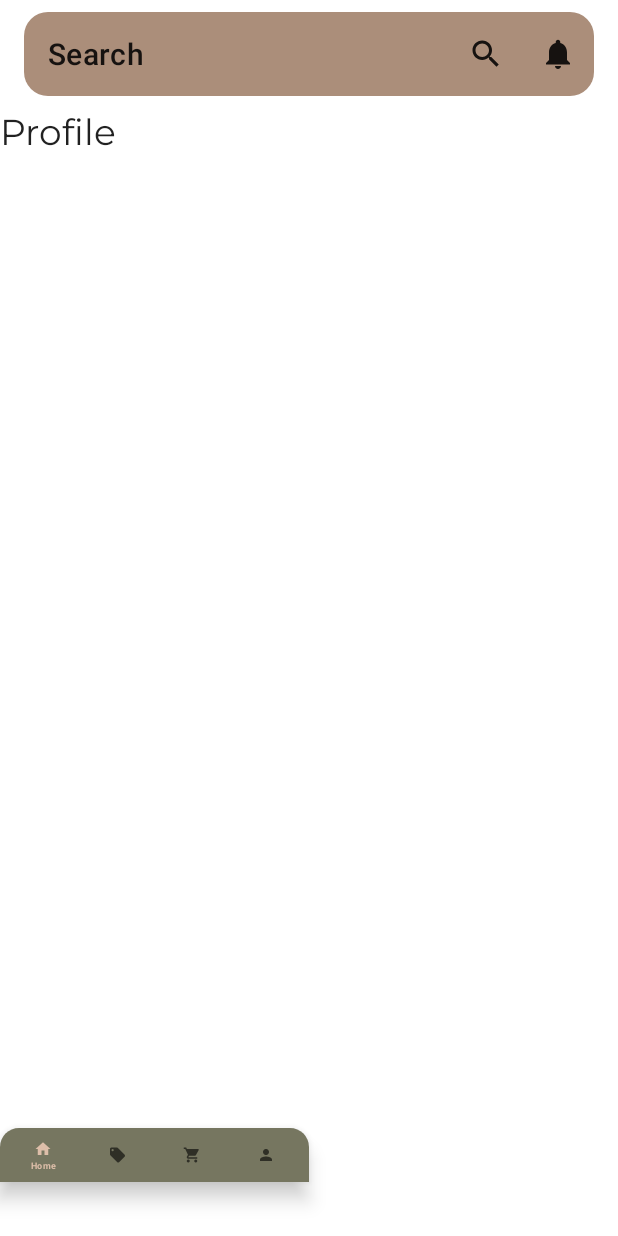
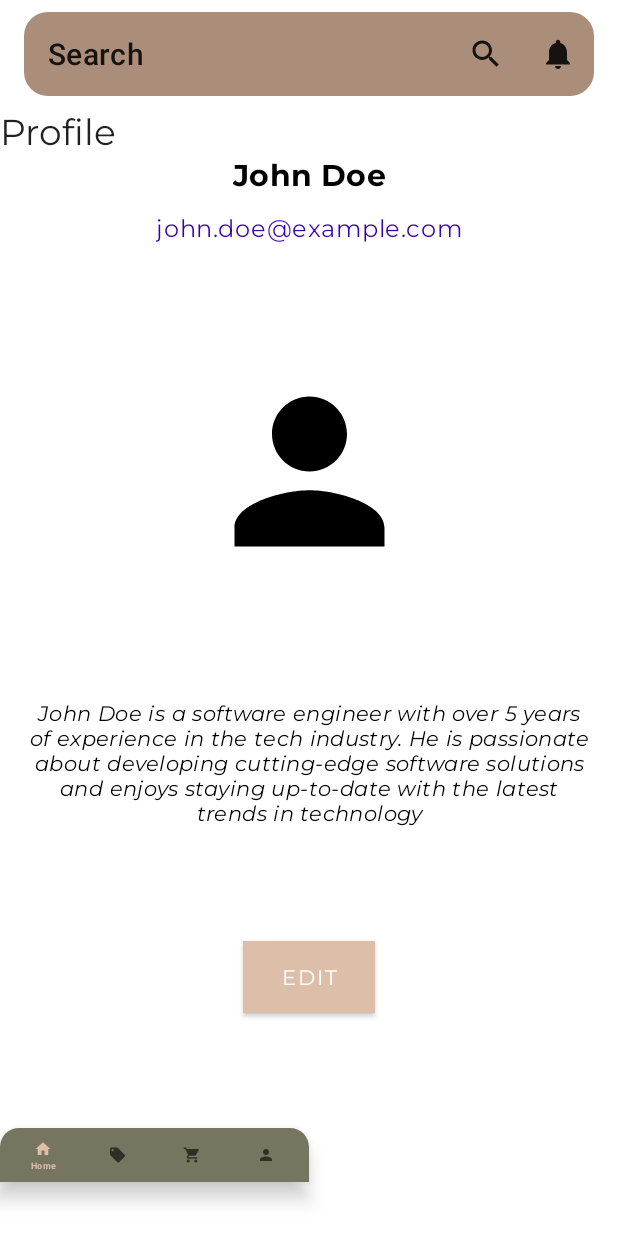
Before and after one commit to DaveDeveloper117/Kital, an Android app: the fragment ProfileFragment placed in its activity, on a phone screen of 412 x 824 dp. Run offline under Robolectric (Android 15) with nearby library versions, the light colour scheme and no system bars.

Commit message:
profile fragment add

```diff
--- /dev/null
+++ b/app/src/main/res/drawable/baseline_person_24.xml
@@ -0,0 +1,5 @@
+<vector android:height="24dp" android:tint="#000000"
+    android:viewportHeight="24" android:viewportWidth="24"
+    android:width="24dp" xmlns:android="http://schemas.android.com/apk/res/android">
+    <path android:fillColor="@android:color/white" android:pathData="M12,12c2.21,0 4,-1.79 4,-4s-1.79,-4 -4,-4 -4,1.79 -4,4 1.79,4 4,4zM12,14c-2.67,0 -8,1.34 -8,4v2h16v-2c0,-2.66 -5.33,-4 -8,-4z"/>
+</vector>
--- a/app/src/main/res/layout/fragment_home.xml
+++ b/app/src/main/res/layout/fragment_home.xml
@@ -6,7 +6,6 @@
     android:layout_height="match_parent"
     tools:context=".content.HomeFragment">
 
-    <!-- TODO: Update blank fragment layout -->
     <ScrollView
         android:scrollbarSize="0dp"
         android:layout_width="match_parent"
--- a/app/src/main/res/layout/fragment_profile.xml
+++ b/app/src/main/res/layout/fragment_profile.xml
@@ -8,6 +8,7 @@
 
     <!-- TODO: Update blank fragment layout -->
     <TextView
+        android:id="@+id/textView"
         android:layout_width="wrap_content"
         android:layout_height="wrap_content"
         android:fontFamily="@font/montserrat_regular"
@@ -16,4 +17,76 @@
         app:layout_constraintStart_toStartOf="parent"
         app:layout_constraintTop_toTopOf="parent" />
 
+
+    <TextView
+        android:id="@+id/textViewName"
+        android:layout_width="wrap_content"
+        android:layout_height="wrap_content"
+        android:text="John Doe"
+        android:textAppearance="?attr/textAppearanceHeadline6"
+        android:textColor="@color/black"
+        android:textStyle="bold"
+        android:fontFamily="@font/montserrat_bold"
+        app:layout_constraintEnd_toEndOf="parent"
+        app:layout_constraintStart_toStartOf="parent"
+        app:layout_constraintTop_toBottomOf="@+id/textView"/>
+
+    <TextView
+        android:id="@+id/textViewEmail"
+        android:layout_width="wrap_content"
+        android:layout_height="wrap_content"
+        android:layout_marginTop="12dp"
+        android:fontFamily="@font/montserrat_regular"
+        android:text="john.doe@example.com"
+        android:textAppearance="?attr/textAppearanceBody1"
+        android:textColor="?attr/colorPrimaryDark"
+        app:layout_constraintEnd_toEndOf="@+id/textViewName"
+        app:layout_constraintHorizontal_bias="0.506"
+        app:layout_constraintStart_toStartOf="@+id/textViewName"
+        app:layout_constraintTop_toBottomOf="@+id/textViewName" />
+
+    <ImageView
+        android:id="@+id/imageViewProfile"
+        android:layout_width="150dp"
+        android:layout_height="150dp"
+        android:contentDescription="@string/profile_picture_description"
+        android:src="@drawable/baseline_person_24"
+        app:layout_constraintBottom_toTopOf="@+id/textViewBio"
+        app:layout_constraintEnd_toEndOf="parent"
+        app:layout_constraintHorizontal_bias="0.5"
+        app:layout_constraintStart_toStartOf="parent"
+        app:layout_constraintTop_toBottomOf="@+id/textViewEmail" />
+
+    <TextView
+        android:id="@+id/textViewBio"
+        android:layout_width="0dp"
+        android:layout_height="wrap_content"
+        android:layout_marginStart="16dp"
+        android:layout_marginEnd="16dp"
+        android:gravity="center"
+        android:text="John Doe is a software engineer with over 5 years of experience in the tech industry. He is passionate about developing cutting-edge software solutions and enjoys staying up-to-date with the latest trends in technology"
+        android:textAppearance="?attr/textAppearanceBody2"
+        android:textColor="@color/black"
+        app:layout_constraintBottom_toTopOf="@+id/buttonEdit"
+        app:layout_constraintEnd_toEndOf="parent"
+        app:layout_constraintStart_toStartOf="parent"
+        android:fontFamily="@font/montserrat_italic"
+        app:layout_constraintTop_toBottomOf="@+id/imageViewProfile" />
+
+    <Button
+        android:id="@+id/buttonEdit"
+        android:layout_width="wrap_content"
+        android:layout_height="wrap_content"
+        android:background="@color/primaryColor"
+        android:paddingLeft="24dp"
+        android:paddingRight="24dp"
+        android:text="Edit"
+        android:fontFamily="@font/montserrat_regular"
+        app:layout_constraintBottom_toBottomOf="parent"
+        app:layout_constraintEnd_toEndOf="parent"
+        app:layout_constraintStart_toStartOf="parent"
+        app:layout_constraintTop_toBottomOf="@+id/textViewBio"
+        app:layout_constraintVertical_bias="0.5" />
+
+
 </androidx.constraintlayout.widget.ConstraintLayout>
--- a/app/src/main/res/values/strings.xml
+++ b/app/src/main/res/values/strings.xml
@@ -2,4 +2,5 @@
     <string name="app_name">Kital Shop</string>
     <!-- TODO: Remove or change this placeholder text -->
     <string name="hello_blank_fragment">Hello blank fragment</string>
+    <string name="profile_picture_description" />
 </resources>
```
